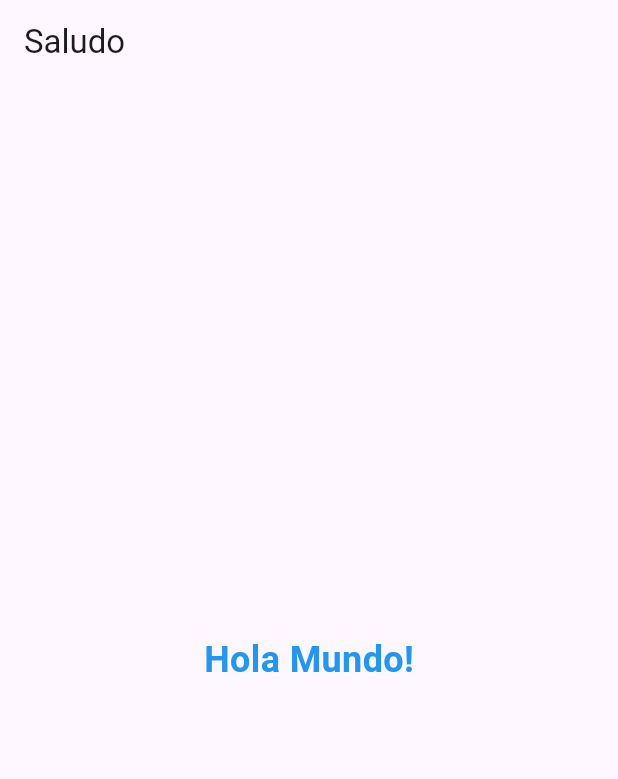
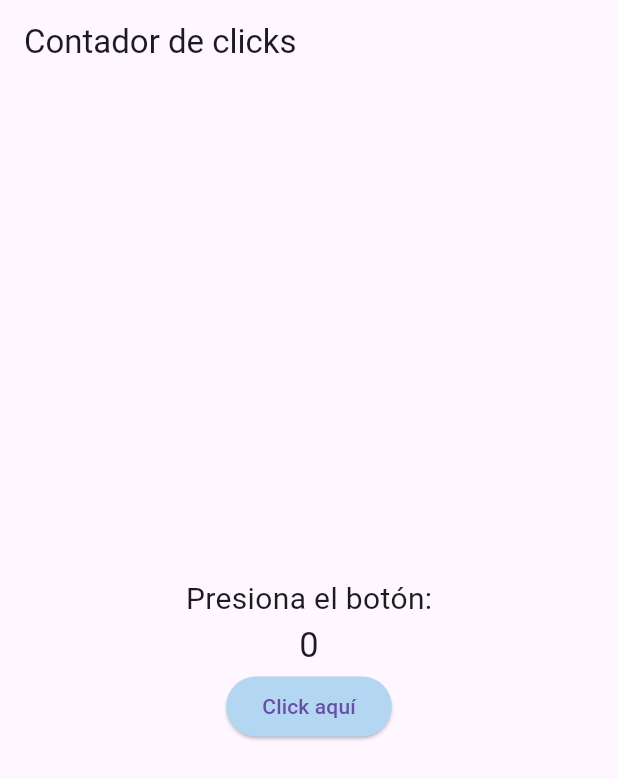
Before and after one commit to marcanii/DesarrolloMovil-SIS104, a Flutter app: the screen it shows after launch, on a phone screen of 412 x 824 dp. Shown: the top 779 px of the screen. Run offline on Flutter 3.47's test engine with Material 3 defaults, Android fonts, the light colour scheme and no system bars.

Commit message:
haciendo el contador

```diff
--- a/HolaMundoFlutter/hola_mundo_flutter/lib/main.dart
+++ b/HolaMundoFlutter/hola_mundo_flutter/lib/main.dart
@@ -11,39 +11,44 @@ class Principal extends StatelessWidget {
   Widget build(BuildContext context) {
     return MaterialApp(
       home: Scaffold(
-        appBar: AppBar(
-          title: const Text('Saludo'),
-        ),
+        appBar: AppBar(title: const Text('Contador de clicks')),
         body: const Center(
-          child: MiClaseEstatica(),
+          child: ContenidoDinamico(),
         ),
       ),
     );
   }
 }
 
-class MiClaseEstatica extends StatelessWidget {
-  const MiClaseEstatica({super.key});
+class ContenidoDinamico extends StatefulWidget {
+  const ContenidoDinamico({super.key});
+
+  @override
+  _ContenidoDinamicoState createState() => _ContenidoDinamicoState();
+}
+
+class _ContenidoDinamicoState extends State<ContenidoDinamico> {
+  int _cont = 0;
+
+  void _incrementarContador() {
+    setState(() {
+      _cont++;
+    });
+  }
 
   @override
   Widget build(BuildContext context) {
-    return const Text('Hola Mundo!',
-        style: TextStyle(
-            fontSize: 24, color: Colors.blue, fontWeight: FontWeight.bold));
-  }
-}
-
-class MainApp extends StatelessWidget {
-  const MainApp({super.key});
-
-  @override
-  Widget build(BuildContext context) {
-    return const MaterialApp(
-      home: Scaffold(
-        body: Center(
-          child: Text('Hello World!'),
-        ),
-      ),
+    return Column(
+      mainAxisAlignment: MainAxisAlignment.center,
+      children: <Widget>[
+        const Text('Presiona el botón:', style: TextStyle(fontSize: 20)),
+        Text('$_cont', style: const TextStyle(fontSize: 23)),
+        ElevatedButton(
+            onPressed: _incrementarContador,
+            child: Text('Click aquí'),
+            style: ElevatedButton.styleFrom(
+                backgroundColor: const Color.fromARGB(255, 179, 214, 243))),
+      ],
     );
   }
 }
```
